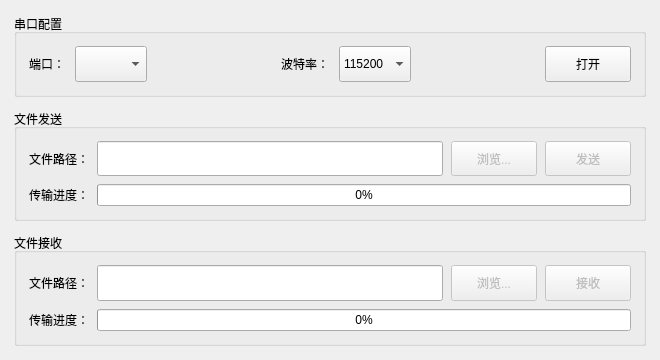
Qt form src/ui/widget.ui (luhuadong/WhYModem) before a commit.
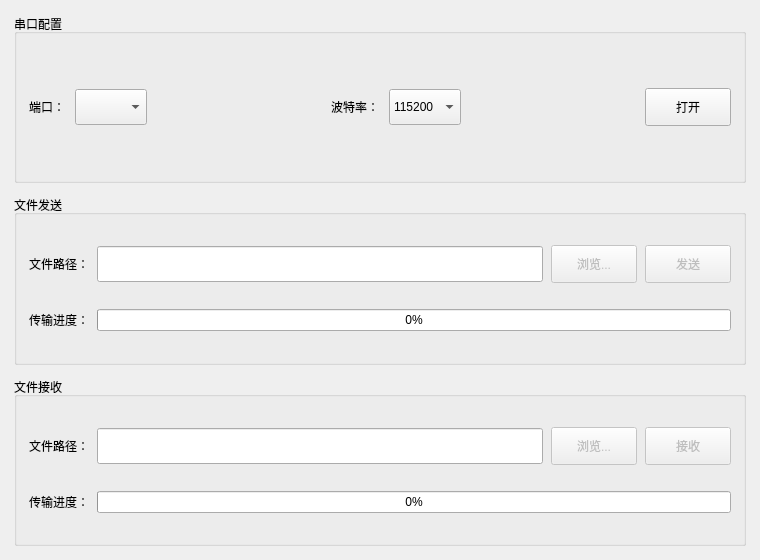
The same form after that commit.

```diff
--- a/src/ui/widget.ui
+++ b/src/ui/widget.ui
@@ -6,14 +6,14 @@
    <rect>
     <x>0</x>
     <y>0</y>
-    <width>660</width>
-    <height>360</height>
+    <width>760</width>
+    <height>560</height>
    </rect>
   </property>
   <property name="minimumSize">
    <size>
-    <width>620</width>
-    <height>330</height>
+    <width>700</width>
+    <height>520</height>
    </size>
   </property>
   <property name="windowTitle">
```
